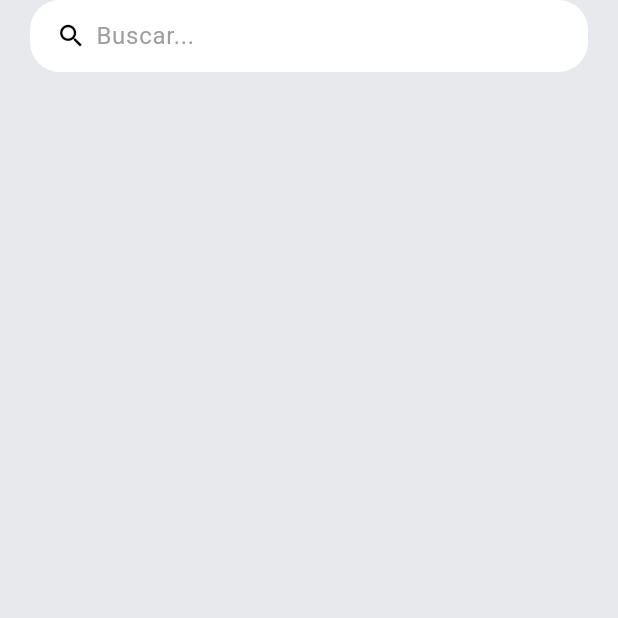
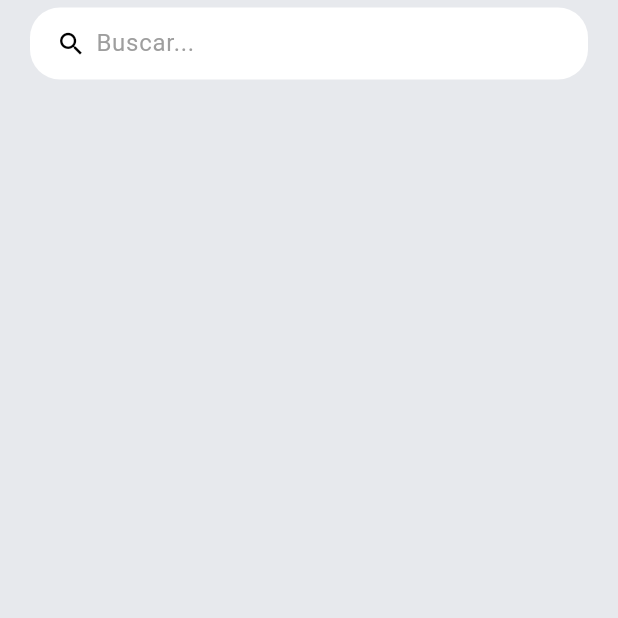
Before and after one commit to Klerith/flutter-todo, a Flutter app: the screen it shows after launch, on a phone screen of 412 x 824 dp, the top half of it. Run offline on Flutter 3.47's test engine with Material 3 defaults, Android fonts, the phone set to English and light mode, and no system bars.

Commit message:
Update padding in HomeScreen

```diff
--- a/lib/presentation/screens/home_screen.dart
+++ b/lib/presentation/screens/home_screen.dart
@@ -8,7 +8,7 @@ class HomeScreen extends StatelessWidget {
     return const Scaffold(
       body: SafeArea(
         child: Padding(
-          padding: EdgeInsets.symmetric(horizontal: 20 ),
+          padding: EdgeInsets.symmetric(horizontal: 20, vertical: 5 ),
           child: Column(
             children: [
 
```
